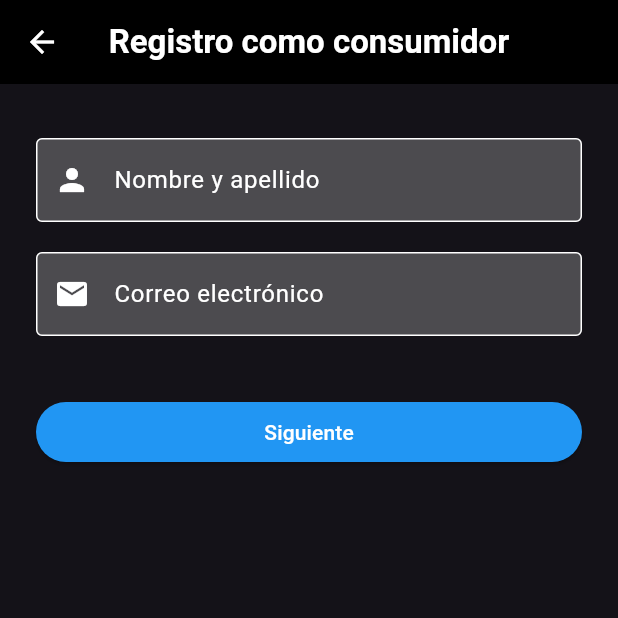
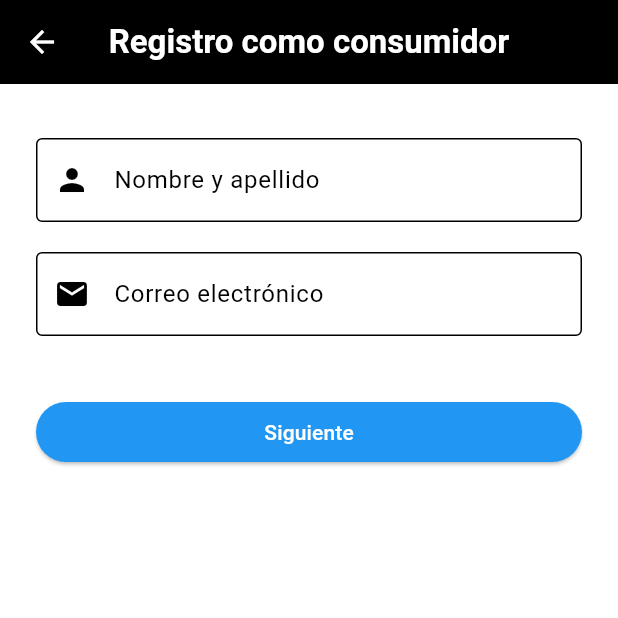
Before and after one commit to amsteradri/Nearvice, a Flutter app: the SignUpConsumerScreen screen opened directly, on a phone screen of 412 x 824 dp, the top half of it. Run offline on Flutter 3.47's test engine with Material 3 defaults, Android fonts, the phone set to English and light mode, and no system bars; our stand-ins replace flutter_map, flutter_svg, latlong2, table_calendar.

Commit message:
added card adding functionality

```diff
--- a/lib/settings.dart
+++ b/lib/settings.dart
@@ -1,5 +1,6 @@
 import 'package:flutter/material.dart';
 import 'EditProfileScreen.dart';
+import 'AddCardScreen.dart';
 
 class SettingsScreen extends StatefulWidget {
   @override
@@ -199,8 +200,11 @@ class _SettingsScreenState extends State<SettingsScreen> {
             children: <Widget>[
               ListTile(
                 title: Text('Añadir tarjeta de crédito/débito'),
+                trailing: Icon(Icons.credit_card), // Icono opcional para el ListTile
                 onTap: () {
-                  // Lógica para añadir tarjeta
+                  Navigator.of(context).push(
+                    MaterialPageRoute(builder: (context) => AddCardScreen()),
+                  );
                 },
               ),
               ListTile(
--- a/lib/signup_consumer_screen.dart
+++ b/lib/signup_consumer_screen.dart
@@ -29,23 +29,23 @@ class _SignUpConsumerScreenState extends State<SignUpConsumerScreen> {
                 decoration: InputDecoration(
                   labelText: 'Nombre y apellido',
                   labelStyle: TextStyle(
-                    color: Colors.white, // Color del texto cuando no está enfocado
+                    color: Colors.black, // Color del texto cuando no está enfocado
                   ),
                   floatingLabelBehavior: FloatingLabelBehavior.auto, // El label se mueve automáticamente cuando el campo está enfocado
                   enabledBorder: OutlineInputBorder(
                     borderSide: BorderSide(
-                      color: Colors.white, // Color del borde cuando no está enfocado
+                      color: Colors.black, // Color del borde cuando no está enfocado
                     ),
                   ),
                   focusedBorder: OutlineInputBorder(
                     borderSide: BorderSide(
-                      color: Colors.white, // Color del borde cuando está enfocado
+                      color: Colors.black, // Color del borde cuando está enfocado
                     ),
                   ),
-                  prefixIcon: Icon(Icons.person, color: Colors.white), // Color del ícono cuando no está enfocado
+                  prefixIcon: Icon(Icons.person, color: Colors.black), // Color del ícono cuando no está enfocado
                 ),
-                style: TextStyle(color: Colors.white), // Estilo del texto que el usuario introduce
-                cursorColor: Colors.white, // Color del cursor en el campo de texto
+                style: TextStyle(color: Colors.black), // Estilo del texto que el usuario introduce
+                cursorColor: Colors.black, // Color del cursor en el campo de texto
                 validator: (value) {
                   if (value == null || value.isEmpty) {
                     return 'Por favor, introduce tu nombre y apellido';
@@ -58,23 +58,23 @@ class _SignUpConsumerScreenState extends State<SignUpConsumerScreen> {
                 decoration: InputDecoration(
                   labelText: 'Correo electrónico',
                   labelStyle: TextStyle(
-                    color: Colors.white, // Color del texto cuando no está enfocado
+                    color: Colors.black, // Color del texto cuando no está enfocado
                   ),
                   floatingLabelBehavior: FloatingLabelBehavior.auto, // El label se mueve automáticamente cuando el campo está enfocado
                   enabledBorder: OutlineInputBorder(
                     borderSide: BorderSide(
-                      color: Colors.white, // Color del borde cuando no está enfocado
+                      color: Colors.black, // Color del borde cuando no está enfocado
                     ),
                   ),
                   focusedBorder: OutlineInputBorder(
                     borderSide: BorderSide(
-                      color: Colors.white, // Color del borde cuando está enfocado
+                      color: Colors.black, // Color del borde cuando está enfocado
                     ),
                   ),
-                  prefixIcon: Icon(Icons.email, color: Colors.white), // Color del ícono cuando no está enfocado
+                  prefixIcon: Icon(Icons.email, color: Colors.black), // Color del ícono cuando no está enfocado
                 ),
-                style: TextStyle(color: Colors.white), // Estilo del texto que el usuario introduce
-                cursorColor: Colors.white, // Color del cursor en el campo de texto
+                style: TextStyle(color: Colors.black), // Estilo del texto que el usuario introduce
+                cursorColor: Colors.black, // Color del cursor en el campo de texto
                 keyboardType: TextInputType.emailAddress,
                 validator: (value) {
                   if (value == null || value.isEmpty) {
@@ -103,6 +103,7 @@ class _SignUpConsumerScreenState extends State<SignUpConsumerScreen> {
           ),
         ),
       ),
+      backgroundColor: Colors.white,
     );
   }
 }
```
Also changed, not shown: lib/AddCardScreen.dart (added, +79 -0 lines).
